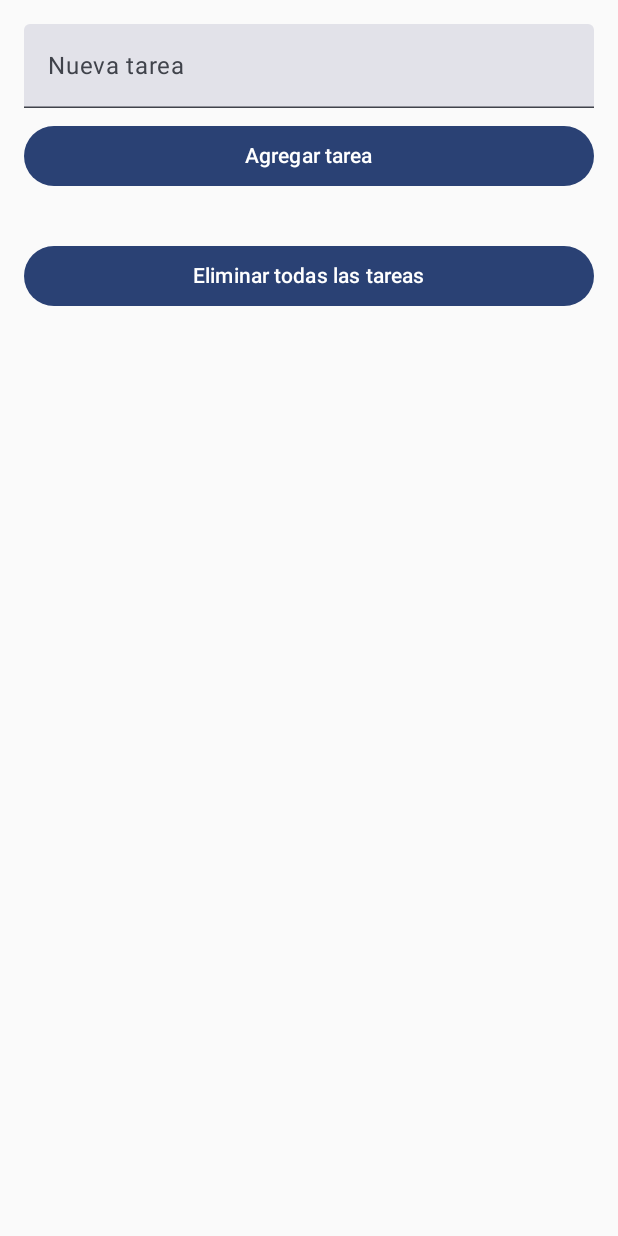
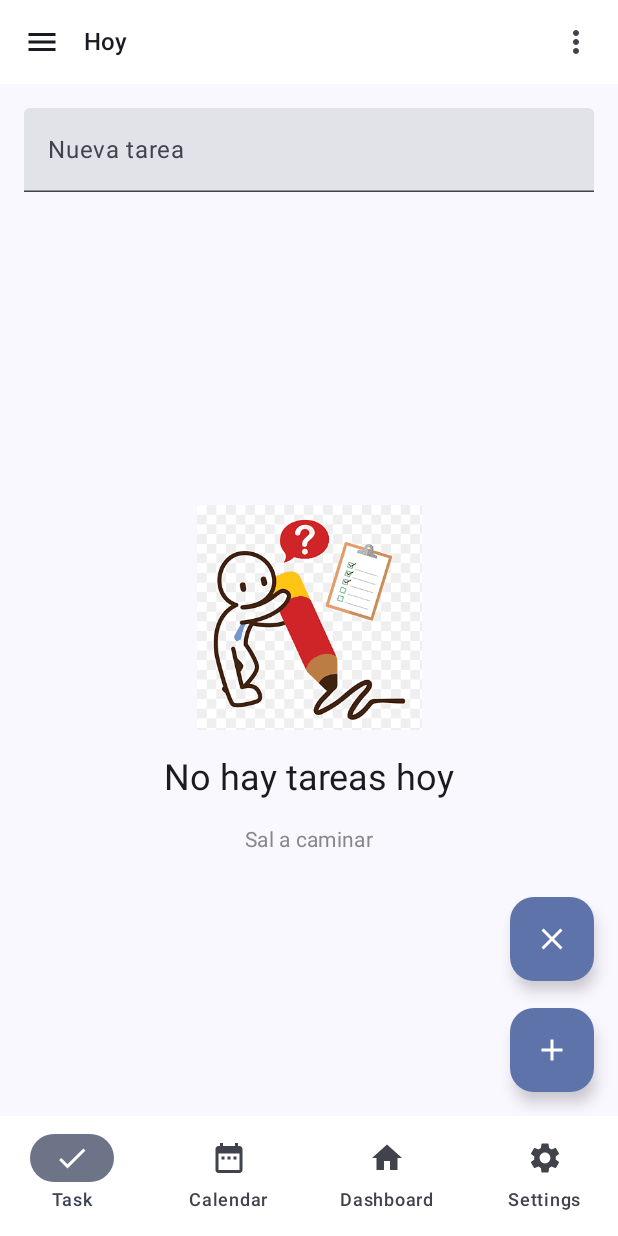
Before and after one commit to Y-ostin/firebase-taskapp, an Android app built with Jetpack Compose: the screen it shows after launch (MainActivity), on a phone screen of 412 x 824 dp. Run offline under Robolectric (Android 15) with nearby library versions, the phone set to English and light mode, and no system bars; our stand-ins replace Room's generated code.

Commit message:
feat: Update main view and navigation for task app

```diff
--- a/app/src/main/java/com/josuerdx/lab08/MainActivity.kt
+++ b/app/src/main/java/com/josuerdx/lab08/MainActivity.kt
@@ -4,27 +4,22 @@ import android.os.Bundle
 import androidx.activity.ComponentActivity
 import androidx.activity.compose.setContent
 import androidx.activity.enableEdgeToEdge
-import androidx.compose.foundation.layout.Arrangement
-import androidx.compose.foundation.layout.Column
-import androidx.compose.foundation.layout.Row
-import androidx.compose.foundation.layout.Spacer
-import androidx.compose.foundation.layout.fillMaxSize
-import androidx.compose.foundation.layout.fillMaxWidth
-import androidx.compose.foundation.layout.height
-import androidx.compose.foundation.layout.padding
-import androidx.compose.material3.Button
-import androidx.compose.material3.Text
-import androidx.compose.material3.TextField
-import androidx.compose.runtime.Composable
-import androidx.compose.runtime.collectAsState
-import androidx.compose.runtime.getValue
-import androidx.compose.runtime.mutableStateOf
-import androidx.compose.runtime.remember
-import androidx.compose.runtime.rememberCoroutineScope
-import androidx.compose.runtime.setValue
+import androidx.compose.foundation.Image
+import androidx.compose.foundation.layout.*
+import androidx.compose.material.icons.Icons
+import androidx.compose.material.icons.filled.Add
+import androidx.compose.material.icons.filled.Close
+import androidx.compose.material3.*
+import androidx.compose.runtime.*
+import androidx.compose.ui.Alignment
 import androidx.compose.ui.Modifier
+import androidx.compose.ui.graphics.Color
+import androidx.compose.ui.layout.ContentScale
+import androidx.compose.ui.res.painterResource
 import androidx.compose.ui.unit.dp
 import androidx.room.Room
+import com.josuerdx.lab08.components.MyTabBarScreen
+import com.josuerdx.lab08.components.MyToolbar
 import com.josuerdx.lab08.data.database.TaskDatabase
 import com.josuerdx.lab08.ui.theme.Lab08Theme
 import com.josuerdx.viewmodel.TaskViewModel
@@ -42,12 +37,20 @@ class MainActivity : ComponentActivity() {
                     "task_db"
                 ).build()
 
-
                 val taskDao = db.taskDao()
                 val viewModel = TaskViewModel(taskDao)
 
-
+                // Toolbar - TabBar
+                Scaffold(
+                    topBar = { MyToolbar() },
+                    content = { paddingValues ->
+                        Box(modifier = Modifier.padding(paddingValues)) {
+                            MyTabBarScreen {
                                 TaskScreen(viewModel)
+                            }
+                        }
+                    }
+                )
             }
         }
     }
@@ -59,12 +62,14 @@ fun TaskScreen(viewModel: TaskViewModel) {
     val coroutineScope = rememberCoroutineScope()
     var newTaskDescription by remember { mutableStateOf("") }
 
-
+    // Estructura de pantalla
+    Box(modifier = Modifier.fillMaxSize()) {
         Column(
             modifier = Modifier
                 .fillMaxSize()
                 .padding(16.dp)
         ) {
+            // Campo de texto
             TextField(
                 value = newTaskDescription,
                 onValueChange = { newTaskDescription = it },
@@ -72,23 +77,13 @@ fun TaskScreen(viewModel: TaskViewModel) {
                 modifier = Modifier.fillMaxWidth()
             )
 
+            Spacer(modifier = Modifier.height(50.dp))
 
-        Button(
-            onClick = {
-                if (newTaskDescription.isNotEmpty()) {
-                    viewModel.addTask(newTaskDescription)
-                    newTaskDescription = ""
-                }
-            },
-            modifier = Modifier.fillMaxWidth().padding(top = 8.dp)
-        ) {
-            Text("Agregar tarea")
-        }
-
-
-        Spacer(modifier = Modifier.height(16.dp))
-
-
+            // Comprobar si hay tareas
+            if (tasks.isEmpty()) {
+                EmptyStateView()
+            } else {
+                // Lista de tareas
                 tasks.forEach { task ->
                     Row(
                         modifier = Modifier.fillMaxWidth(),
@@ -100,13 +95,64 @@ fun TaskScreen(viewModel: TaskViewModel) {
                         }
                     }
                 }
+            }
+        }
 
+        // FloatingActionButton para eliminar todas las tareas
+        FloatingActionButton(
+            onClick = {
+                coroutineScope.launch { viewModel.deleteAllTasks() }
+            },
+            modifier = Modifier
+                .align(Alignment.BottomEnd) // Alinear en la parte inferior derecha
 
-        Button(
-            onClick = { coroutineScope.launch { viewModel.deleteAllTasks() } },
-            modifier = Modifier.fillMaxWidth().padding(top = 16.dp)
+                .padding(bottom = 90.dp, end = 16.dp)
         ) {
-            Text("Eliminar todas las tareas")
+            Icon(Icons.Filled.Close, contentDescription = "Eliminar todas las tareas")
+        }
+
+        // FloatingActionButton para agregar una nueva tarea
+        FloatingActionButton(
+            onClick = {
+                if (newTaskDescription.isNotEmpty()) {
+                    viewModel.addTask(newTaskDescription)
+                    newTaskDescription = ""
+                }
+            },
+            modifier = Modifier
+                .align(Alignment.BottomEnd)
+                .padding(16.dp)
+        ) {
+            Icon(Icons.Filled.Add, contentDescription = "Agregar tarea")
         }
     }
 }
+
+@Composable
+fun EmptyStateView() {
+    Column(
+        modifier = Modifier
+            .fillMaxSize()
+            .padding(32.dp),
+        horizontalAlignment = Alignment.CenterHorizontally,
+        verticalArrangement = Arrangement.Center
+    ) {
+        // Imagen si no hay tareas
+        Image(
+            painter = painterResource(id = R.drawable.tasksss),
+            contentDescription = "No hay tareas",
+            modifier = Modifier.size(150.dp),
+            contentScale = ContentScale.FillBounds
+        )
+        Spacer(modifier = Modifier.height(16.dp))
+        // Texto si no hay tareas
+        Text(text = "No hay tareas hoy", style = MaterialTheme.typography.headlineSmall)
+
+        Text(
+            text = "Sal a caminar",
+            style = MaterialTheme.typography.bodyMedium,
+            color = Color.Gray,
+            modifier = Modifier.padding(top = 15.dp)
+        )
+    }
+}
--- /dev/null
+++ b/app/src/main/java/com/josuerdx/lab08/components/MyTabBar.kt
@@ -0,0 +1,107 @@
+package com.josuerdx.lab08.components
+
+import androidx.compose.foundation.layout.*
+import androidx.compose.material.icons.Icons
+import androidx.compose.material.icons.filled.*
+import androidx.compose.material3.*
+import androidx.compose.runtime.Composable
+
+import androidx.compose.runtime.remember
+import androidx.compose.runtime.getValue
+import androidx.compose.runtime.mutableIntStateOf
+import androidx.compose.runtime.setValue
+import androidx.compose.ui.Alignment
+import androidx.compose.ui.Modifier
+import androidx.compose.ui.graphics.Color
+import androidx.compose.ui.unit.dp
+import androidx.compose.ui.unit.sp
+
+@Composable
+fun MyTabBarScreen(content: @Composable () -> Unit) {
+    var selectedTab by remember { mutableIntStateOf(0) }
+
+    Scaffold(
+        bottomBar = {
+            NavigationBar(
+                modifier = Modifier.fillMaxWidth(),
+                containerColor = Color.White
+            ) {
+                // Definición de los Tabs
+                NavigationBarItem(
+                    icon = { Icon(Icons.Default.Check, contentDescription = "Tab 1") },
+                    label = { Text("Task") },
+                    selected = selectedTab == 0,
+                    onClick = { selectedTab = 0 }
+                )
+                NavigationBarItem(
+                    icon = { Icon(Icons.Default.DateRange, contentDescription = "Tab 2") },
+                    label = { Text("Calendar") },
+                    selected = selectedTab == 1,
+                    onClick = { selectedTab = 1 }
+                )
+                NavigationBarItem(
+                    icon = { Icon(Icons.Default.Home, contentDescription = "Tab 3") },
+                    label = { Text("Dashboard") },
+                    selected = selectedTab == 2,
+                    onClick = { selectedTab = 2 }
+                )
+                NavigationBarItem(
+                    icon = { Icon(Icons.Default.Settings, contentDescription = "Tab 4") },
+                    label = { Text("Settings") },
+                    selected = selectedTab == 3,
+                    onClick = { selectedTab = 3 }
+                )
+            }
+        }
+    ) {
+        // Mostrar contenido
+        Box(modifier = Modifier.padding(it)) {
+            when (selectedTab) {
+                0 -> content()
+                1 -> CalendarScreen()
+                2 -> DashboardScreen()
+                3 -> SettingsScreen()
+            }
+        }
+    }
+}
+
+// Funciones de pantalla individuales
+@Composable
+fun CalendarScreen() {
+    Column(
+        modifier = Modifier
+            .fillMaxSize()
+            .padding(16.dp),
+        horizontalAlignment = Alignment.CenterHorizontally,
+        verticalArrangement = Arrangement.Top
+    ) {
+        Text("Calendario", fontSize = 24.sp)
+    }
+}
+
+@Composable
+fun DashboardScreen() {
+    Column(
+        modifier = Modifier
+            .fillMaxSize()
+            .padding(16.dp),
+        horizontalAlignment = Alignment.CenterHorizontally,
+        verticalArrangement = Arrangement.Top
+    ) {
+        Text("Dashboard", fontSize = 24.sp)
+    }
+}
+
+@Composable
+fun SettingsScreen() {
+    Column(
+        modifier = Modifier
+            .fillMaxSize()
+            .padding(16.dp),
+        horizontalAlignment = Alignment.CenterHorizontally,
+        verticalArrangement = Arrangement.Top
+    ) {
+        Text("Configuración", fontSize = 24.sp)
+    }
+}
--- /dev/null
+++ b/app/src/main/java/com/josuerdx/lab08/components/MyToolbar.kt
@@ -0,0 +1,38 @@
+package com.josuerdx.lab08.components
+
+import androidx.compose.foundation.layout.height
+import androidx.compose.material3.*
+import androidx.compose.material.icons.Icons
+import androidx.compose.material.icons.filled.Menu
+import androidx.compose.material.icons.filled.MoreVert
+import androidx.compose.runtime.Composable
+import androidx.compose.ui.graphics.Color
+import androidx.compose.ui.unit.dp
+
+@OptIn(ExperimentalMaterial3Api::class)
+@Composable
+fun MyToolbar() {
+    TopAppBar(
+        title = {
+            Text(text = "Hoy", style = MaterialTheme.typography.titleMedium)
+        },
+        navigationIcon = {
+            IconButton(onClick = { /* Acción del menú */ }) {
+                Icon(
+                    imageVector = Icons.Default.Menu,
+                    contentDescription = "Menú"
+                )
+            }
+        },
+        actions = {
+            IconButton(onClick = { /* Acción del menú de opciones */ }) {
+                Icon(
+                    imageVector = Icons.Default.MoreVert,
+                    contentDescription = "Más opciones"
+                )
+            }
+        },
+        colors = TopAppBarDefaults.mediumTopAppBarColors(containerColor = Color.White),
+        modifier = androidx.compose.ui.Modifier.height(56.dp)
+    )
+}
```
Also changed, not shown: app/src/main/res/drawable-nodpi/task.png (added), app/src/main/res/drawable-nodpi/tasksss.png (added). Lines whose indentation alone changed are shown as unchanged.
